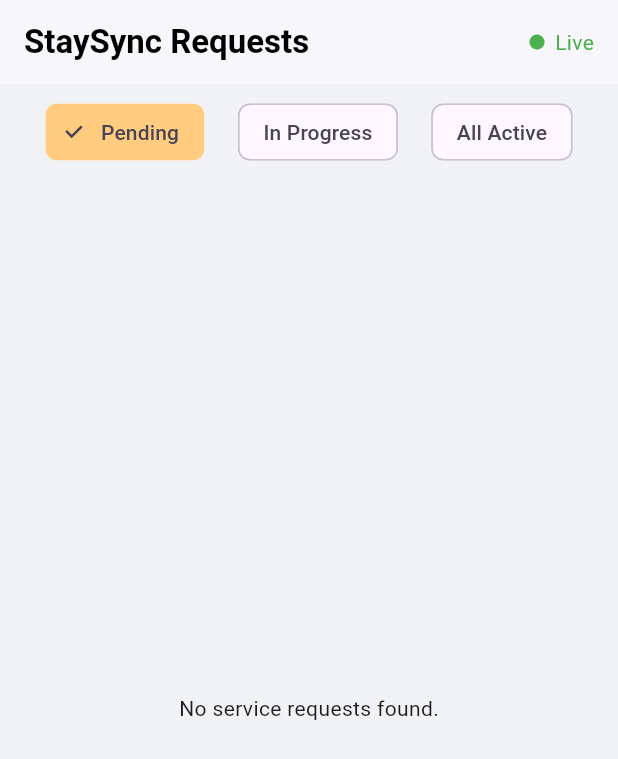
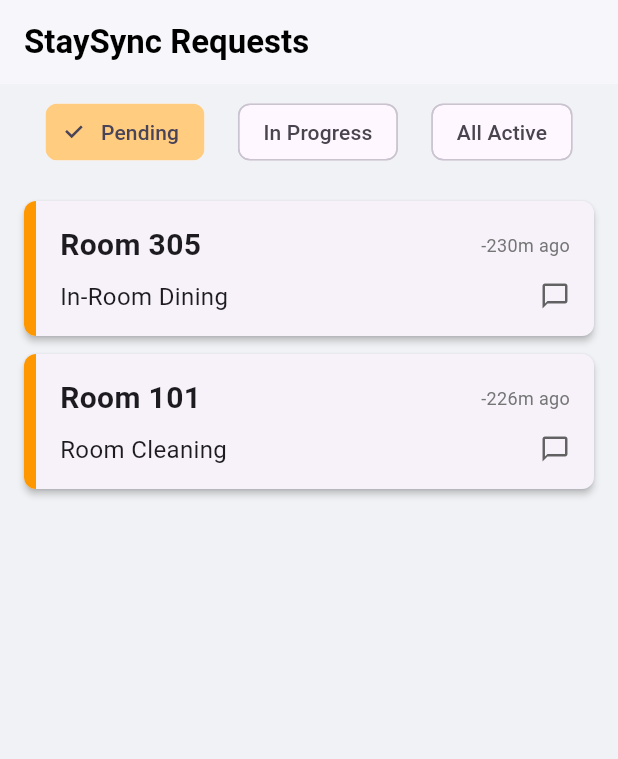
Before and after one commit to Vaishnavtech/StaySync, a Flutter app: the screen it shows after launch, on a phone screen of 412 x 824 dp. Shown: the top 759 px of the screen. Run offline on Flutter 3.47's test engine with Material 3 defaults, Android fonts, the phone set to English and light mode, and no system bars; our stand-ins replace cloud_firestore, firebase_core; accounts and stored records are empty.

Commit message:
2nd commit

```diff
--- a/staysync_mobile/lib/main.dart
+++ b/staysync_mobile/lib/main.dart
@@ -1,6 +1,7 @@
 import 'package:flutter/material.dart';
 import 'package:firebase_core/firebase_core.dart';
 import 'package:cloud_firestore/cloud_firestore.dart';
+import 'request_detail_screen.dart';
 
 // TODO: Make sure to add your own firebase_options.dart file
 // by running `flutterfire configure` in your terminal.
@@ -90,83 +91,71 @@
   // State to track the selected filter chip
   String _selectedStatus = 'Pending';
 
+  // Hardcoded service requests
+  final List<ServiceRequest> allRequests = [
+    ServiceRequest(
+      id: 'request001',
+      roomNumber: 101,
+      serviceType: 'Room Cleaning',
+      notes: 'Please provide two extra water bottles.',
+      status: 'Pending',
+      createdAt: Timestamp.fromDate(DateTime.parse('2025-07-31T14:16:20Z')),
+    ),
+    ServiceRequest(
+      id: 'request002',
+      roomNumber: 305,
+      serviceType: 'In-Room Dining',
+      notes: 'One Chicken Biryani, spicy.',
+      status: 'Pending',
+      createdAt: Timestamp.fromDate(DateTime.parse('2025-07-31T14:20:30Z')),
+    ),
+    ServiceRequest(
+      id: 'request003',
+      roomNumber: 204,
+      serviceType: 'Laundry',
+      notes: 'Two shirts, one pair of trousers.',
+      status: 'In Progress',
+      createdAt: Timestamp.fromDate(DateTime.parse('2025-07-31T14:13:00Z')),
+    ),
+  ];
+
   @override
   Widget build(BuildContext context) {
+    // Apply the filter based on the selected status
+    final filteredRequests = allRequests.where((req) {
+      if (_selectedStatus == 'All') {
+        // Show "Pending" and "In Progress" in the "All" view
+        return req.status == 'Pending' || req.status == 'In Progress';
+      }
+      return req.status == _selectedStatus;
+    }).toList();
+
+    // Sort by creation time descending
+    filteredRequests.sort((a, b) => b.createdAt.compareTo(a.createdAt));
+
     return Scaffold(
       appBar: AppBar(
         title: const Text(
           'StaySync Requests',
           style: TextStyle(fontWeight: FontWeight.bold),
         ),
-        actions: const [
-          // Real-time status indicator
-          Padding(
-            padding: EdgeInsets.only(right: 16.0),
-            child: Row(
-              children: [
-                Icon(Icons.circle, color: Colors.green, size: 12),
-                SizedBox(width: 6),
-                Text('Live', style: TextStyle(color: Colors.green)),
-              ],
-            ),
-          ),
-        ],
       ),
       body: Column(
         children: [
           // Filter Bar
           _buildFilterChips(),
 
-          // Real-time list of requests
+          // Static list of requests
           Expanded(
-            child: StreamBuilder<QuerySnapshot>(
-              // Listen to the 'StaySync' collection, ordered by creation time
-              stream: FirebaseFirestore.instance
-                  .collection('StaySync')
-                  .orderBy('createdAt', descending: true)
-                  .snapshots(),
-              builder: (context, snapshot) {
-                // Handle loading state
-                if (snapshot.connectionState == ConnectionState.waiting) {
-                  return const Center(child: CircularProgressIndicator());
-                }
-                // Handle error state
-                if (snapshot.hasError) {
-                  return Center(child: Text('Error: ${snapshot.error}'));
-                }
-                // Handle no data
-                if (!snapshot.hasData || snapshot.data!.docs.isEmpty) {
-                  return const Center(child: Text('No service requests found.'));
-                }
-
-                // Convert Firestore documents to a list of ServiceRequest objects
-                final requests = snapshot.data!.docs
-                    .map((doc) => ServiceRequest.fromFirestore(doc))
-                    .toList();
-
-                // Apply the filter based on the selected status
-                final filteredRequests = requests.where((req) {
-                  if (_selectedStatus == 'All') {
-                    // Show "Pending" and "In Progress" in the "All" view
-                    return req.status == 'Pending' || req.status == 'In Progress';
-                  }
-                  return req.status == _selectedStatus;
-                }).toList();
-
-                if (filteredRequests.isEmpty) {
-                  return Center(child: Text('No $_selectedStatus requests.'));
-                }
-
-                // Build the list view
-                return ListView.builder(
-                  padding: const EdgeInsets.all(8.0),
-                  itemCount: filteredRequests.length,
-                  itemBuilder: (context, index) {
-                    return RequestCard(request: filteredRequests[index]);
-                  },
-                );
-              },
-            ),
+            child: filteredRequests.isEmpty
+                ? Center(child: Text('No $_selectedStatus requests.'))
+                : ListView.builder(
+                    padding: const EdgeInsets.all(8.0),
+                    itemCount: filteredRequests.length,
+                    itemBuilder: (context, index) {
+                      return RequestCard(request: filteredRequests[index]);
+                    },
+                  ),
           ),
         ],
       ),
```
Also changed, not shown: staysync_mobile/lib/request_detail_screen.dart (added, +79 -0 lines).
